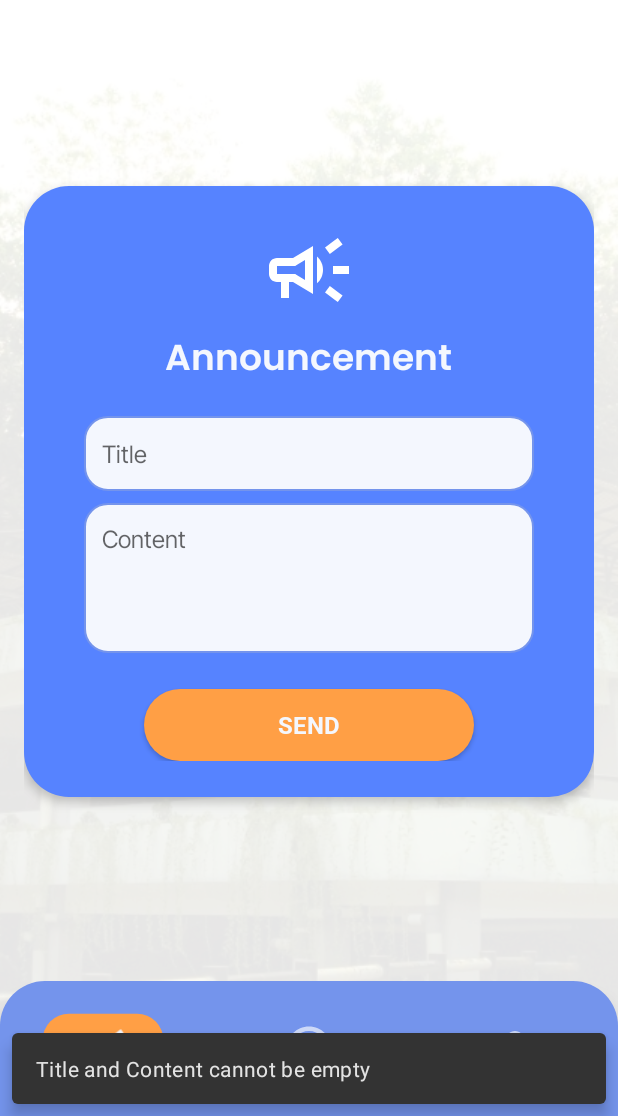
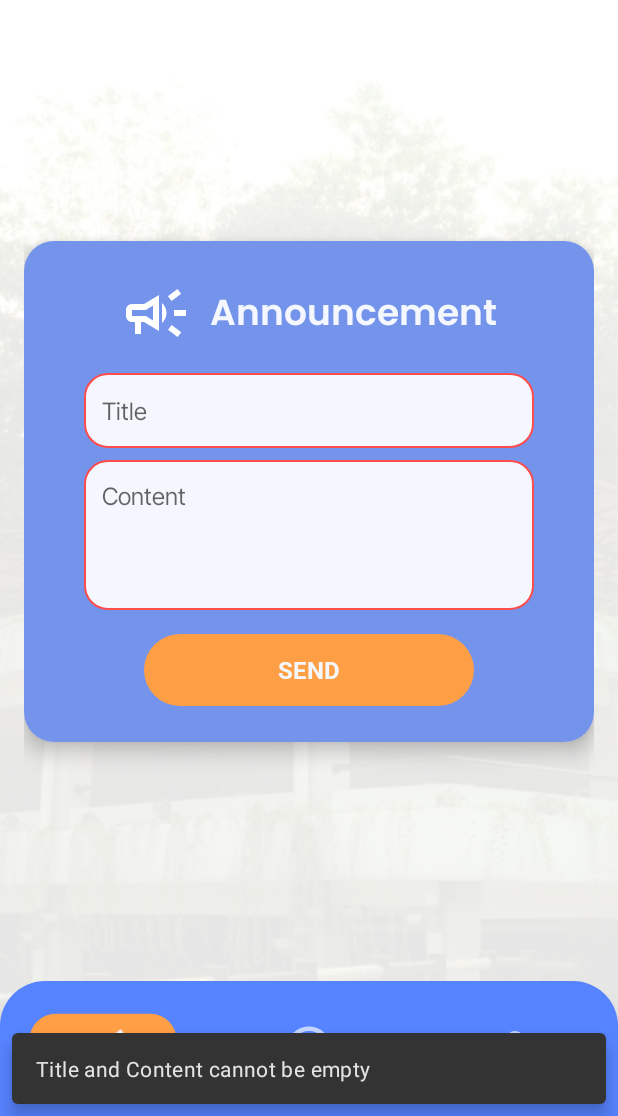
Before and after one commit to J58C/DoGoes, an Android app: the MainActivity screen opened directly, with no data from a screen before it, after a tap on "SEND", on a phone screen of 412 x 824 dp, the part 120-1236 px from its top. Run offline under Robolectric (Android 15) with nearby library versions, the phone set to English and light mode, and no system bars; 1 statement that could not run was skipped.

Commit message:
Refactor: Update UI elements and improve fragment functionalities
-   Removed `bg_rounded_login.xml` and `orange_rounded.xml` drawables.
-   Updated the MainActivity to set the navigation bar color dynamically.
-   Modified `fragment_profile.xml` to improve button styling and consistency.
-   Changed `activity_main.xml` to enhance the bottom navigation bar appearance.
-   Renamed `bg_rounded_all.xml` to `rounded_rec30a.xml` and adjusted its contents.
-   Refactored `fragment_announcements.xml` to improve layout, add card view, and adjust button styling.
-   Implemented input validation for `AnnouncementsFragment` with error animations.
-   Added text watchers to clear error states on input fields in `AnnouncementsFragment`.
-   Renamed `bg_rounded.xml` to `rounded_rec60.xml` and updated its contents.
-   Renamed `nav_rounded.xml` to `rounded_rec30.xml` and modified its content.
-   Renamed `nav_item.xml` to `hover_tab.xml` and adjusted its contents for tab hover effect.
-   Modified `activity_login.xml` to use `rounded_rec60.xml`.

```diff
--- a/app/src/main/java/com/apps/dogoes/AnnouncementsFragment.kt
+++ b/app/src/main/java/com/apps/dogoes/AnnouncementsFragment.kt
@@ -1,5 +1,6 @@
 package com.apps.dogoes
 
+import android.animation.ObjectAnimator
 import android.content.Context
 import android.os.Bundle
 import android.util.Log
@@ -17,6 +18,8 @@ import com.apps.dogoes.api.AnnouncementResponse
 import retrofit2.Call
 import retrofit2.Callback
 import retrofit2.Response
+import android.text.Editable
+import android.text.TextWatcher
 
 class AnnouncementsFragment : Fragment() {
 
@@ -42,12 +45,22 @@ class AnnouncementsFragment : Fragment() {
             uploadAnnouncement()
         }
 
+        addTextWatchers()
+
         return view
     }
 
     private fun uploadAnnouncement() {
         val title = etTitle.text.toString().trim()
         val content = etContent.text.toString().trim()
+
+        if (title.isEmpty()) {
+            showErrorAnimation(etTitle)
+        }
+
+        if (content.isEmpty()) {
+            showErrorAnimation(etContent)
+        }
 
         if (title.isEmpty() || content.isEmpty()) {
             Snackbar.make(requireView(), "Title and Content cannot be empty", Snackbar.LENGTH_SHORT).show()
@@ -119,4 +132,30 @@ class AnnouncementsFragment : Fragment() {
             imm.hideSoftInputFromWindow(it.windowToken, 0)
         }
     }
+
+    private fun showErrorAnimation(view: View) {
+        val animator = ObjectAnimator.ofFloat(view, "translationX", 0f, 10f, -10f, 10f, -10f, 0f)
+        animator.duration = 500
+        animator.start()
+
+        view.setBackgroundResource(R.drawable.editxt_error)
+    }
+
+    private fun addTextWatchers() {
+        etTitle.addTextChangedListener(object : TextWatcher {
+            override fun beforeTextChanged(s: CharSequence?, start: Int, count: Int, after: Int) {}
+            override fun onTextChanged(s: CharSequence?, start: Int, before: Int, count: Int) {}
+            override fun afterTextChanged(s: Editable?) {
+                etTitle.setBackgroundResource(R.drawable.editxt_normal)
+            }
+        })
+
+        etContent.addTextChangedListener(object : TextWatcher {
+            override fun beforeTextChanged(s: CharSequence?, start: Int, count: Int, after: Int) {}
+            override fun onTextChanged(s: CharSequence?, start: Int, before: Int, count: Int) {}
+            override fun afterTextChanged(s: Editable?) {
+                etContent.setBackgroundResource(R.drawable.editxt_normal)
+            }
+        })
+    }
 }
--- a/app/src/main/java/com/apps/dogoes/MainActivity.kt
+++ b/app/src/main/java/com/apps/dogoes/MainActivity.kt
@@ -1,5 +1,6 @@
 package com.apps.dogoes
 
+import android.os.Build
 import android.os.Bundle
 import android.view.View
 import android.view.animation.AccelerateInterpolator
@@ -7,6 +8,8 @@ import android.view.animation.DecelerateInterpolator
 import android.widget.TextView
 import androidx.appcompat.app.AppCompatActivity
 import androidx.appcompat.app.AppCompatDelegate
+import androidx.core.content.ContextCompat
+import androidx.core.view.WindowInsetsControllerCompat
 import androidx.core.view.forEach
 import androidx.viewpager2.widget.ViewPager2
 import com.google.android.material.bottomnavigation.BottomNavigationView
@@ -22,6 +25,18 @@ class MainActivity : AppCompatActivity() {
         super.onCreate(savedInstanceState)
         AppCompatDelegate.setDefaultNightMode(AppCompatDelegate.MODE_NIGHT_NO)
         setContentView(R.layout.activity_main)
+
+        val window = window
+        val colorSecondary = ContextCompat.getColor(this, R.color.colorSecondary)
+
+        if (Build.VERSION.SDK_INT >= Build.VERSION_CODES.Q) {
+            @Suppress("DEPRECATION")
+            window.navigationBarColor = colorSecondary
+            WindowInsetsControllerCompat(window, window.decorView).isAppearanceLightNavigationBars = true
+        } else {
+            @Suppress("DEPRECATION")
+            window.navigationBarColor = colorSecondary
+        }
 
         bottomNavigationView = findViewById(R.id.bottomNavigationView)
         viewPager = findViewById(R.id.viewPager)
--- a/app/src/main/res/drawable/bg_rounded_all.xml
+++ /dev/null
@@ -1,4 +0,0 @@
-<shape xmlns:android="http://schemas.android.com/apk/res/android" android:shape="rectangle">
-    <corners android:topLeftRadius="30dp" android:topRightRadius="30dp" android:bottomLeftRadius="30dp" android:bottomRightRadius="30dp"/>
-    <solid android:color="@color/colorSecondary"/>
-</shape>
--- a/app/src/main/res/drawable/bg_rounded_login.xml
+++ /dev/null
@@ -1,4 +0,0 @@
-<shape xmlns:android="http://schemas.android.com/apk/res/android" android:shape="rectangle">
-    <corners android:topLeftRadius="60dp" android:topRightRadius="60dp"/>
-    <solid android:color="@color/colorPrimary"/>
-</shape>
--- a/app/src/main/res/drawable/nav_item.xml
+++ b/app/src/main/res/drawable/hover_tab.xml
@@ -1,7 +1,7 @@
 <selector xmlns:android="http://schemas.android.com/apk/res/android">
     <item android:state_checked="true">
         <layer-list>
-            <item android:top="24dp" android:bottom="24dp" android:left="32dp" android:right="32dp">
+            <item android:top="24dp" android:bottom="24dp" android:left="24dp" android:right="24dp">
                 <shape android:shape="rectangle">
                     <corners android:radius="16dp"/>
                     <solid android:color="@color/colorAccent"/>
--- a/app/src/main/res/drawable/orange_rounded.xml
+++ /dev/null
@@ -1,4 +0,0 @@
-<shape xmlns:android="http://schemas.android.com/apk/res/android" android:shape="rectangle">
-    <corners android:radius="30dp"/>
-    <solid android:color="@color/colorAccent"/>
-</shape>
--- a/app/src/main/res/drawable/nav_rounded.xml
+++ b/app/src/main/res/drawable/rounded_rec30.xml
@@ -1,4 +1,4 @@
 <shape xmlns:android="http://schemas.android.com/apk/res/android" android:shape="rectangle">
     <corners android:topLeftRadius="30dp" android:topRightRadius="30dp"/>
-    <solid android:color="@color/colorPrimary"/>
+    <solid android:color="@color/colorSecondary"/>
 </shape>
--- /dev/null
+++ b/app/src/main/res/drawable/rounded_rec30a.xml
@@ -0,0 +1,3 @@
+<shape xmlns:android="http://schemas.android.com/apk/res/android" android:shape="rectangle">
+    <corners android:topLeftRadius="30dp" android:topRightRadius="30dp" android:bottomRightRadius="30dp" android:bottomLeftRadius="30dp"/>
+</shape>
--- a/app/src/main/res/drawable/bg_rounded.xml
+++ b/app/src/main/res/drawable/rounded_rec60.xml
@@ -1,4 +1,3 @@
 <shape xmlns:android="http://schemas.android.com/apk/res/android" android:shape="rectangle">
     <corners android:topLeftRadius="60dp" android:topRightRadius="60dp"/>
-    <solid android:color="@color/colorSecondary"/>
 </shape>
--- a/app/src/main/res/layout/activity_login.xml
+++ b/app/src/main/res/layout/activity_login.xml
@@ -57,7 +57,8 @@
         android:id="@+id/bgContainer"
         android:layout_width="match_parent"
         android:layout_height="0dp"
-        android:background="@drawable/bg_rounded_login"
+        android:background="@drawable/rounded_rec60"
+        android:backgroundTint="@color/colorPrimary"
         app:layout_constraintBottom_toBottomOf="parent"
         app:layout_constraintEnd_toEndOf="parent"
         app:layout_constraintHeight_percent="0.5"
@@ -110,7 +111,7 @@
         android:layout_width="220dp"
         android:layout_height="wrap_content"
         android:layout_marginTop="24dp"
-        android:background="@drawable/orange_rounded"
+        android:background="@drawable/rounded_rec30a"
         android:backgroundTint="@color/colorAccent"
         android:padding="12dp"
         android:text="@string/sign_in"
--- a/app/src/main/res/layout/activity_main.xml
+++ b/app/src/main/res/layout/activity_main.xml
@@ -65,11 +65,12 @@
             android:id="@+id/bottomNavigationView"
             android:layout_width="match_parent"
             android:layout_height="match_parent"
-            android:background="@drawable/nav_rounded"
+            android:background="@drawable/rounded_rec30"
+            android:backgroundTint="@color/colorSecondary"
             app:itemIconSize="36dp"
             app:itemIconTint="@color/colorBackground"
             app:itemTextColor="@color/colorBackground"
-            app:itemBackground="@drawable/nav_item"
+            app:itemBackground="@drawable/hover_tab"
             app:itemPaddingTop="30dp"
             app:itemPaddingBottom="12dp"
             app:menu="@menu/button_menu"/>
--- a/app/src/main/res/layout/fragment_announcements.xml
+++ b/app/src/main/res/layout/fragment_announcements.xml
@@ -5,47 +5,52 @@
     xmlns:tools="http://schemas.android.com/tools"
     android:layout_width="match_parent"
     android:layout_height="match_parent"
-    android:padding="16dp" >
+    android:padding="16dp">
+
+    <androidx.cardview.widget.CardView
+        android:layout_width="0dp"
+        android:layout_height="wrap_content"
+        app:cardElevation="8dp"
+        app:cardCornerRadius="20dp"
+        app:layout_constraintBottom_toBottomOf="parent"
+        app:layout_constraintEnd_toEndOf="parent"
+        app:layout_constraintStart_toStartOf="parent"
+        app:layout_constraintTop_toTopOf="parent">
 
         <LinearLayout
-        android:id="@+id/announcementContainer"
-        android:layout_width="0dp"
+            android:layout_width="match_parent"
             android:layout_height="wrap_content"
-        android:padding="24dp"
+            android:background="@color/colorPrimary"
+            android:gravity="center"
             android:orientation="vertical"
-        android:background="@drawable/bg_rounded_all"
-        android:elevation="4dp"
-        app:layout_constraintTop_toTopOf="parent"
-        app:layout_constraintBottom_toBottomOf="parent"
-        app:layout_constraintStart_toStartOf="parent"
-        app:layout_constraintEnd_toEndOf="parent">
+            android:padding="24dp">
 
-        <ImageView
-            android:id="@+id/imgAnnouncementIcon"
-            android:layout_width="64dp"
-            android:layout_height="64dp"
-            android:src="@drawable/ic_announcement"
-            android:contentDescription="@string/announcement"
-            android:layout_gravity="center_horizontal"
-            android:layout_marginBottom="8dp" />
+            <LinearLayout
+                android:layout_width="match_parent"
+                android:layout_height="wrap_content"
+                android:orientation="horizontal"
+                android:gravity="center"
+                android:layout_marginBottom="8dp">
 
                 <TextView
                     android:id="@+id/txtAnnouncement"
                     android:layout_width="wrap_content"
                     android:layout_height="wrap_content"
+                    android:drawablePadding="12dp"
+                    android:fontFamily="@font/poppins_semibold"
                     android:text="@string/announcement"
+                    android:textColor="@color/colorBackground"
                     android:textSize="24sp"
-            android:textColor="@color/colorBackground"
                     android:textStyle="bold"
-            android:paddingBottom="8dp"
-            android:layout_gravity="center_horizontal"
-            android:fontFamily="@font/poppins_semibold" />
+                    android:gravity="center_vertical"
+                    android:includeFontPadding="false"
+                    app:drawableStartCompat="@drawable/ic_announcement" />
+            </LinearLayout>
 
             <EditText
                 android:id="@+id/etTitle"
                 android:layout_width="300dp"
                 android:layout_height="50dp"
-            android:layout_gravity="center_horizontal"
                 android:layout_marginTop="8dp"
                 android:autofillHints="title"
                 android:background="@drawable/editxt_normal"
@@ -61,7 +66,6 @@
                 android:id="@+id/etContent"
                 android:layout_width="300dp"
                 android:layout_height="100dp"
-            android:layout_gravity="center_horizontal"
                 android:layout_marginTop="8dp"
                 android:autofillHints="content"
                 android:background="@drawable/editxt_normal"
@@ -80,8 +84,8 @@
                 android:layout_width="220dp"
                 android:layout_height="wrap_content"
                 android:layout_gravity="center_horizontal"
-            android:layout_marginTop="24dp"
-            android:background="@drawable/orange_rounded"
+                android:layout_marginTop="16dp"
+                android:background="@drawable/rounded_rec30a"
                 android:backgroundTint="@color/colorAccent"
                 android:fontFamily="@font/roboto_bold"
                 android:padding="12dp"
@@ -92,4 +96,6 @@
                 tools:ignore="TextContrastCheck" />
         </LinearLayout>
 
+    </androidx.cardview.widget.CardView>
+
 </androidx.constraintlayout.widget.ConstraintLayout>
--- a/app/src/main/res/layout/fragment_profile.xml
+++ b/app/src/main/res/layout/fragment_profile.xml
@@ -22,7 +22,7 @@
             android:gravity="center_horizontal"
             android:orientation="vertical"
             android:padding="24dp"
-            android:background="#665683FF">
+            android:background="#7494EC">
 
             <LinearLayout
                 android:layout_width="match_parent"
@@ -99,11 +99,12 @@
                 android:textSize="16sp"
                 android:visibility="gone" />
 
-            <Button
+            <androidx.appcompat.widget.AppCompatButton
                 android:id="@+id/btnChangePassword"
                 android:layout_width="300dp"
                 android:layout_height="wrap_content"
                 android:layout_marginTop="16dp"
+                android:background="@drawable/rounded_rec30a"
                 android:backgroundTint="@color/colorAccent"
                 android:gravity="center"
                 android:padding="12dp"
@@ -111,11 +112,12 @@
                 android:textColor="@color/colorBackground"
                 app:cornerRadius="10dp" />
 
-            <Button
+            <androidx.appcompat.widget.AppCompatButton
                 android:id="@+id/btnLogout"
                 android:layout_width="300dp"
                 android:layout_height="wrap_content"
                 android:layout_marginTop="8dp"
+                android:background="@drawable/rounded_rec30a"
                 android:backgroundTint="@color/colorError"
                 android:gravity="center"
                 android:padding="12dp"
```
Lines whose indentation alone changed are shown as unchanged.
